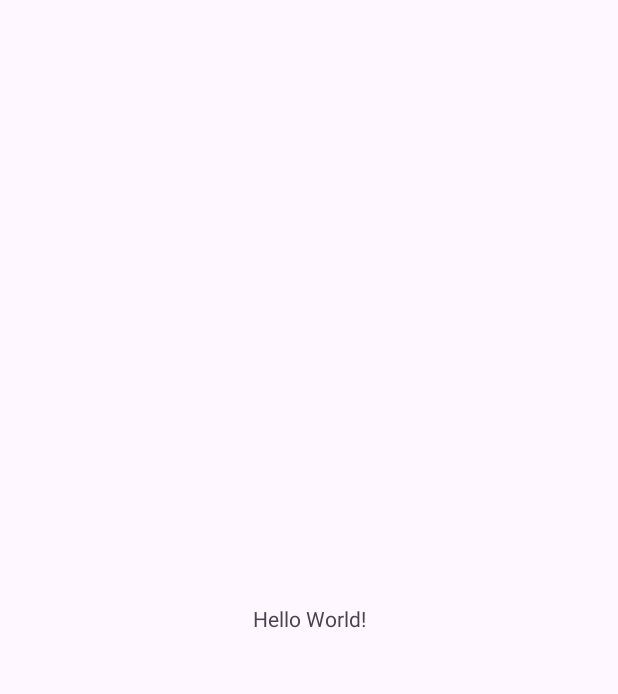
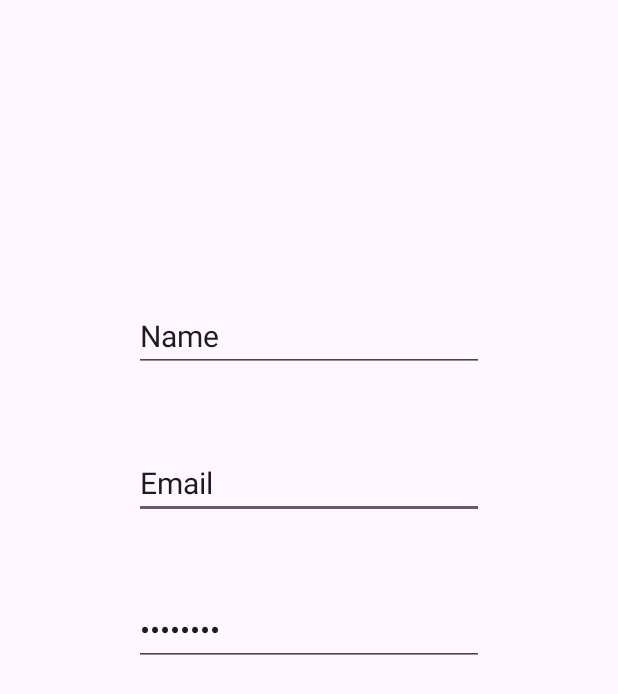
Before and after one commit to mona585/final-project, an Android app: the screen it shows after launch (MainActivity), on a phone screen of 412 x 824 dp. Before the commit the part shown is almost empty. Shown: the top 694 px of the screen. Run offline under Robolectric (Android 15) with nearby library versions, the phone set to English and light mode, and no system bars; our stand-ins replace Firebase (no records; nobody signed in at launch, a user with empty details on screens opened directly).

Commit message:
Authentication files version 1.0

```diff
--- a/app/build.gradle.kts
+++ b/app/build.gradle.kts
@@ -1,6 +1,7 @@
 plugins {
     alias(libs.plugins.android.application)
     alias(libs.plugins.kotlin.android)
+    alias(libs.plugins.google.gms.google.services)
 }
 
 android {
@@ -42,6 +43,8 @@ dependencies {
     implementation(libs.material)
     implementation(libs.androidx.activity)
     implementation(libs.androidx.constraintlayout)
+    implementation(libs.firebase.auth)
+    implementation(libs.androidx.lifecycle)
     testImplementation(libs.junit)
     androidTestImplementation(libs.androidx.junit)
     androidTestImplementation(libs.androidx.espresso.core)
--- a/app/src/main/AndroidManifest.xml
+++ b/app/src/main/AndroidManifest.xml
@@ -12,7 +12,7 @@
         android:supportsRtl="true"
         android:theme="@style/Theme.Demo12">
         <activity
-            android:name=".MainActivity"
+            android:name=".view.MainActivity"
             android:exported="true">
             <intent-filter>
                 <action android:name="android.intent.action.MAIN" />
--- a/app/src/main/java/mona/mohamed/demo12/MainActivity.kt
+++ /dev/null
@@ -1,20 +0,0 @@
-package mona.mohamed.demo12
-
-import android.os.Bundle
-import androidx.activity.enableEdgeToEdge
-import androidx.appcompat.app.AppCompatActivity
-import androidx.core.view.ViewCompat
-import androidx.core.view.WindowInsetsCompat
-
-class MainActivity : AppCompatActivity() {
-    override fun onCreate(savedInstanceState: Bundle?) {
-        super.onCreate(savedInstanceState)
-        enableEdgeToEdge()
-        setContentView(R.layout.activity_main)
-        ViewCompat.setOnApplyWindowInsetsListener(findViewById(R.id.main)) { v, insets ->
-            val systemBars = insets.getInsets(WindowInsetsCompat.Type.systemBars())
-            v.setPadding(systemBars.left, systemBars.top, systemBars.right, systemBars.bottom)
-            insets
-        }
-    }
-}
--- /dev/null
+++ b/app/src/main/java/mona/mohamed/demo12/model/AuthRepository.kt
@@ -0,0 +1,23 @@
+package mona.mohamed.demo12.model
+
+import com.google.firebase.auth.FirebaseUser
+
+interface AuthRepository {
+    suspend fun getCurrentUser(): FirebaseUser?
+
+    suspend fun signIn(email: String, password: String): Boolean
+
+    suspend fun signOut()
+
+    suspend fun signUp(email: String, password: String): Boolean
+
+    suspend fun setUserName(user: FirebaseUser, name: String): Boolean
+
+    suspend fun getCurrentUserName(user: FirebaseUser): String?
+
+    suspend fun getCurrentUserId(user: FirebaseUser): String?
+
+    suspend fun setLoggedIn(isLoggedIn: Boolean)
+
+    suspend fun isLoggedIn(): Boolean
+}
--- /dev/null
+++ b/app/src/main/java/mona/mohamed/demo12/view/MainActivity.kt
@@ -0,0 +1,39 @@
+package mona.mohamed.demo12.view
+
+import android.os.Bundle
+import android.widget.EditText
+import androidx.activity.enableEdgeToEdge
+import androidx.appcompat.app.AppCompatActivity
+import androidx.core.view.ViewCompat
+import androidx.core.view.WindowInsetsCompat
+import androidx.lifecycle.ViewModelProvider
+import mona.mohamed.demo12.R
+import mona.mohamed.demo12.model.AuthRepositoryImp
+import mona.mohamed.demo12.viewmodel.AuthViewModel
+import mona.mohamed.demo12.viewmodel.AuthViewModelFactory
+
+class MainActivity : AppCompatActivity() {
+    private lateinit var viewModel: AuthViewModel // viewModel object declaration
+
+    override fun onCreate(savedInstanceState: Bundle?) {
+        super.onCreate(savedInstanceState)
+        enableEdgeToEdge()
+        setContentView(R.layout.activity_main)
+        ViewCompat.setOnApplyWindowInsetsListener(findViewById(R.id.main)) { v, insets ->
+            val systemBars = insets.getInsets(WindowInsetsCompat.Type.systemBars())
+            v.setPadding(systemBars.left, systemBars.top, systemBars.right, systemBars.bottom)
+            insets
+        }
+
+        // Views assigning
+        val inputName: EditText = findViewById(R.id.editTextText)
+        val inputEmail: EditText = findViewById(R.id.editTextTextEmailAddress)
+        val inputPassword: EditText = findViewById(R.id.editTextTextPassword)
+
+        // viewModelFactory and viewModel assignment
+        val viewModelFactory = AuthViewModelFactory(AuthRepositoryImp(this))
+        viewModel = ViewModelProvider(this, viewModelFactory)[AuthViewModel::class.java]
+
+
+    }
+}
--- /dev/null
+++ b/app/src/main/java/mona/mohamed/demo12/viewmodel/AuthViewModelFactory.kt
@@ -0,0 +1,14 @@
+package mona.mohamed.demo12.viewmodel
+
+import androidx.lifecycle.ViewModel
+import androidx.lifecycle.ViewModelProvider
+import mona.mohamed.demo12.model.AuthRepository
+
+class AuthViewModelFactory(val authRepository: AuthRepository): ViewModelProvider.Factory {
+    override fun <T : ViewModel> create(modelClass: Class<T>): T {
+        if (modelClass.isAssignableFrom(AuthViewModel::class.java))
+            return AuthViewModel(authRepository) as T
+        else
+            throw IllegalArgumentException("Unknown ViewModel class")
+    }
+}
--- a/app/src/main/res/layout/activity_main.xml
+++ b/app/src/main/res/layout/activity_main.xml
@@ -5,13 +5,43 @@
     android:id="@+id/main"
     android:layout_width="match_parent"
     android:layout_height="match_parent"
-    tools:context=".MainActivity">
+    tools:context=".view.MainActivity">
 
-    <TextView
+    <EditText
+        android:id="@+id/editTextTextEmailAddress"
         android:layout_width="wrap_content"
         android:layout_height="wrap_content"
-        android:text="Hello World!"
-        app:layout_constraintBottom_toBottomOf="parent"
+        android:layout_marginTop="50dp"
+        android:ems="10"
+        android:inputType="textEmailAddress"
+        android:text="Email"
+        android:textSize="20sp"
+        app:layout_constraintEnd_toEndOf="@+id/editTextText"
+        app:layout_constraintTop_toBottomOf="@+id/editTextText" />
+
+    <EditText
+        android:id="@+id/editTextTextPassword"
+        android:layout_width="wrap_content"
+        android:layout_height="wrap_content"
+        android:layout_marginTop="50dp"
+        android:ems="10"
+        android:inputType="textPassword"
+        android:text="Password"
+        android:textSize="20sp"
+        app:layout_constraintEnd_toEndOf="@+id/editTextTextEmailAddress"
+        app:layout_constraintTop_toBottomOf="@+id/editTextTextEmailAddress" />
+
+    <EditText
+        android:id="@+id/editTextText"
+        android:layout_width="wrap_content"
+        android:layout_height="wrap_content"
+        android:layout_marginStart="100dp"
+        android:layout_marginTop="200dp"
+        android:layout_marginEnd="100dp"
+        android:ems="10"
+        android:inputType="text"
+        android:text="Name"
+        android:textSize="20sp"
         app:layout_constraintEnd_toEndOf="parent"
         app:layout_constraintStart_toStartOf="parent"
         app:layout_constraintTop_toTopOf="parent" />
--- a/build.gradle.kts
+++ b/build.gradle.kts
@@ -2,4 +2,5 @@
 plugins {
     alias(libs.plugins.android.application) apply false
     alias(libs.plugins.kotlin.android) apply false
+    alias(libs.plugins.google.gms.google.services) apply false
 }
--- a/gradle/libs.versions.toml
+++ b/gradle/libs.versions.toml
@@ -9,6 +9,9 @@ appcompat = "1.7.1"
 material = "1.12.0"
 activity = "1.10.1"
 constraintlayout = "2.2.1"
+googleGmsGoogleServices = "4.4.2"
+firebaseAuth = "23.1.0"
+lifeCycle = "2.9.2"
 
 [libraries]
 androidx-core-ktx = { group = "androidx.core", name = "core-ktx", version.ref = "coreKtx" }
@@ -19,7 +22,10 @@ androidx-appcompat = { group = "androidx.appcompat", name = "appcompat", version
 material = { group = "com.google.android.material", name = "material", version.ref = "material" }
 androidx-activity = { group = "androidx.activity", name = "activity", version.ref = "activity" }
 androidx-constraintlayout = { group = "androidx.constraintlayout", name = "constraintlayout", version.ref = "constraintlayout" }
+firebase-auth = { group = "com.google.firebase", name = "firebase-auth", version.ref = "firebaseAuth" }
+androidx-lifecycle = {group = "androidx.lifecycle", name = "lifecycle-viewmodel-ktx", version.ref = "lifeCycle"}
 
 [plugins]
 android-application = { id = "com.android.application", version.ref = "agp" }
 kotlin-android = { id = "org.jetbrains.kotlin.android", version.ref = "kotlin" }
+google-gms-google-services = { id = "com.google.gms.google-services", version.ref = "googleGmsGoogleServices" }
```
Also changed, not shown: app/src/main/java/mona/mohamed/demo12/model/AuthRepositoryImp.kt (added, +62 -0 lines), app/src/main/java/mona/mohamed/demo12/viewmodel/AuthViewModel.kt (added, +77 -0 lines), 1 other file.
